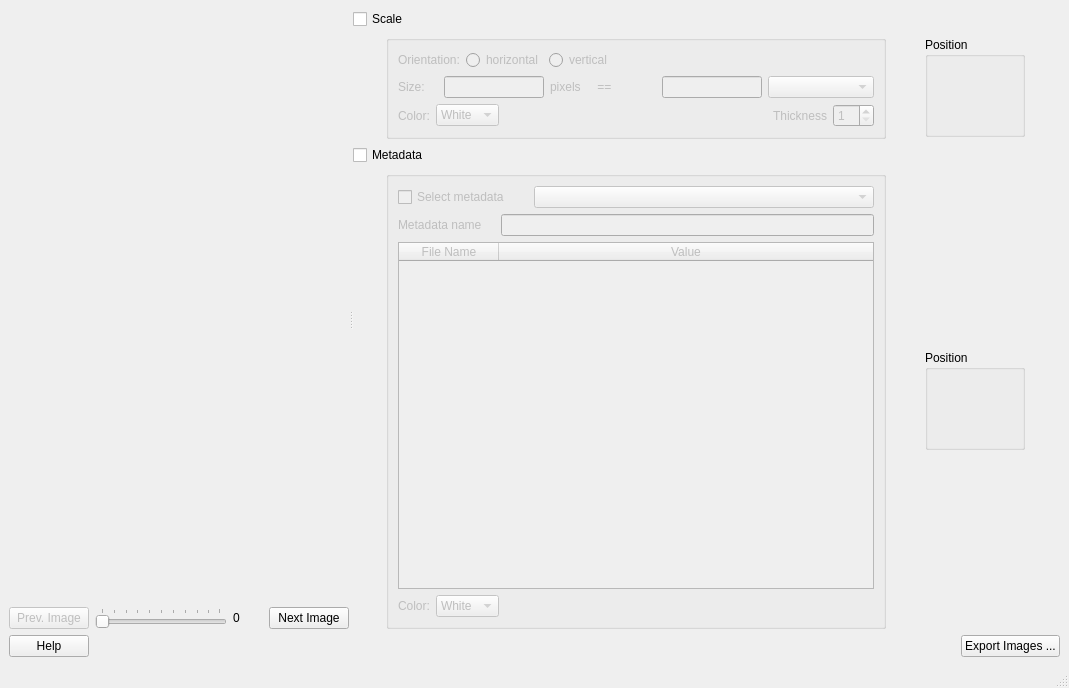
Above: ui/ui_metadata_overlapping_images.ui from neutronimaging/python_notebooks before the change. Below: the same form after it.
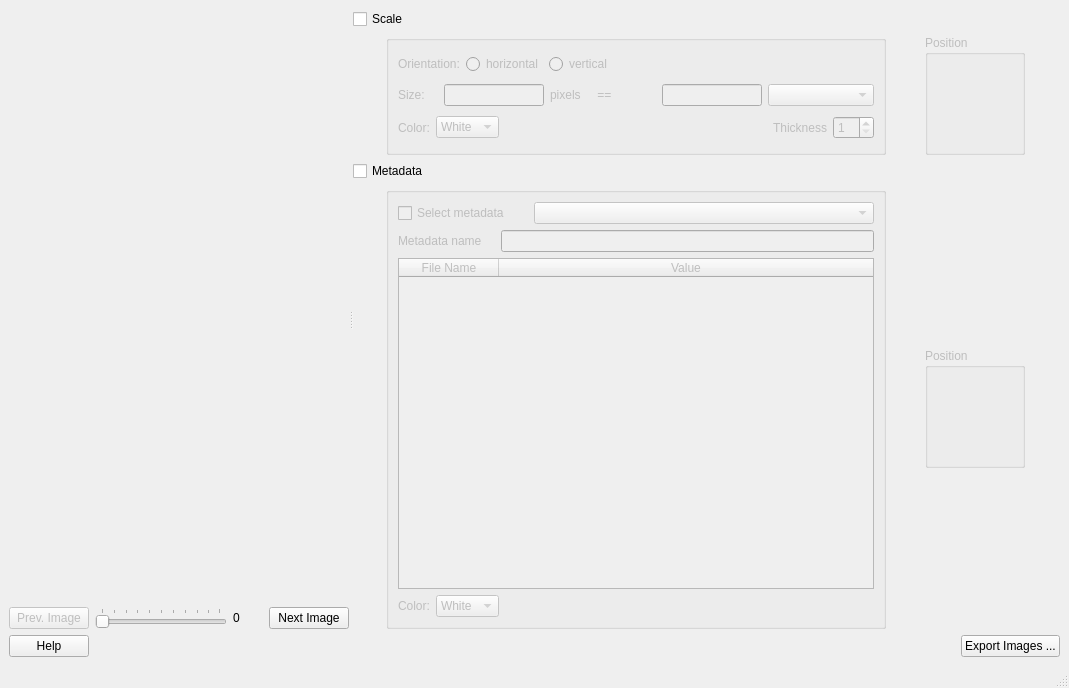
That is the form after the change.

Commit message: Making new widgets enabled or not as the rest of the widgets (position of scale and metadata)

Patch:
```diff
--- a/ui/ui_metadata_overlapping_images.ui
+++ b/ui/ui_metadata_overlapping_images.ui
@@ -323,17 +323,20 @@
              </widget>
             </item>
             <item>
-             <widget class="QGroupBox" name="groupBox">
+             <widget class="QGroupBox" name="scale_position_groupbox">
+              <property name="enabled">
+               <bool>false</bool>
+              </property>
               <property name="minimumSize">
                <size>
                 <width>100</width>
-                <height>100</height>
+                <height>120</height>
                </size>
               </property>
               <property name="maximumSize">
                <size>
                 <width>100</width>
-                <height>100</height>
+                <height>120</height>
                </size>
               </property>
               <property name="title">
@@ -341,7 +344,20 @@
               </property>
               <layout class="QHBoxLayout" name="horizontalLayout_10">
                <item>
-                <widget class="QWidget" name="scale_position_widget" native="true"/>
+                <widget class="QWidget" name="scale_position_widget" native="true">
+                 <property name="minimumSize">
+                  <size>
+                   <width>70</width>
+                   <height>70</height>
+                  </size>
+                 </property>
+                 <property name="maximumSize">
+                  <size>
+                   <width>70</width>
+                   <height>70</height>
+                  </size>
+                 </property>
+                </widget>
                </item>
               </layout>
              </widget>
@@ -527,17 +543,20 @@
            </widget>
           </item>
           <item>
-           <widget class="QGroupBox" name="groupBox_2">
+           <widget class="QGroupBox" name="metadata_position_groupbox">
+            <property name="enabled">
+             <bool>false</bool>
+            </property>
             <property name="minimumSize">
              <size>
               <width>100</width>
-              <height>100</height>
+              <height>120</height>
              </size>
             </property>
             <property name="maximumSize">
              <size>
               <width>100</width>
-              <height>100</height>
+              <height>120</height>
              </size>
             </property>
             <property name="title">
```
The commit also changes 2 other files.
